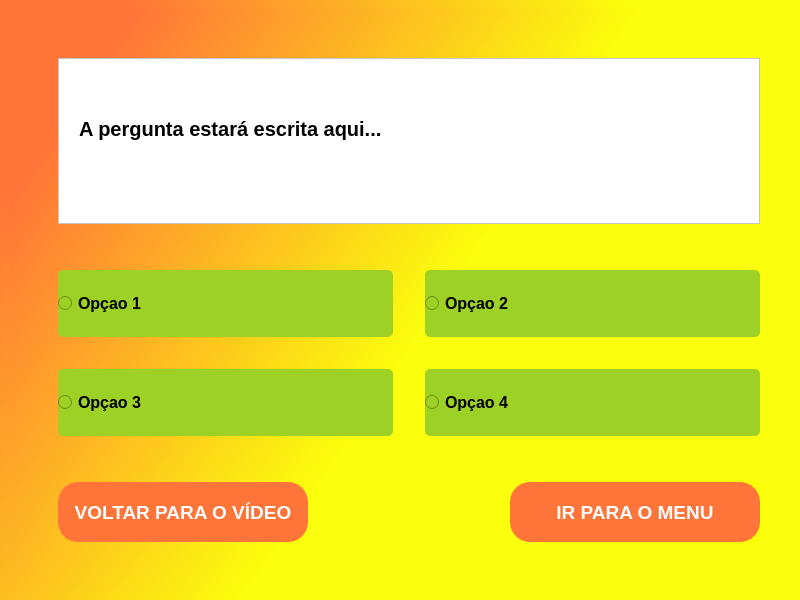
This is 5.Modulados/Modulados/mainwindow.ui in IsadoraVanco/Gamellito as Qt 5 draws it before an edit. The edited form follows.
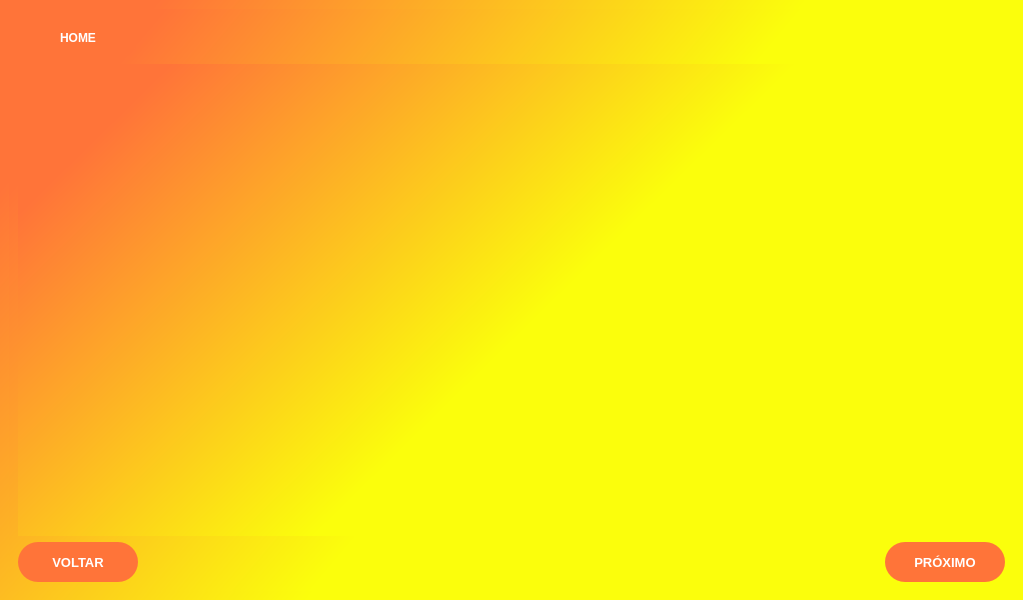
This is the edited form. The open tabs and pages were chosen to show the change.

What changed in the file:
```diff
--- a/5.Modulados/Modulados/mainwindow.ui
+++ b/5.Modulados/Modulados/mainwindow.ui
@@ -3,13 +3,21 @@
  <class>MainWindow</class>
  <widget class="QMainWindow" name="MainWindow">
   <property name="geometry">
+
    <rect>
+
     <x>0</x>
+
     <y>0</y>
-    <width>800</width>
+
+    <width>1023</width>
+
     <height>600</height>
+
    </rect>
+
   </property>
+
   <property name="sizePolicy">
    <sizepolicy hsizetype="Expanding" vsizetype="Preferred">
     <horstretch>0</horstretch>
@@ -35,12 +43,26 @@
    <layout class="QGridLayout" name="gridLayout">
     <item row="0" column="0">
      <widget class="QStackedWidget" name="stackedWidget">
+
+      <property name="enabled">
+
+       <bool>true</bool>
+
+      </property>
+
       <property name="minimumSize">
        <size>
         <width>800</width>
         <height>500</height>
        </size>
       </property>
+
+      <property name="styleSheet">
+
+       <string notr="true">margin: 0;</string>
+
+      </property>
+
       <property name="currentIndex">
        <number>3</number>
       </property>
@@ -1052,598 +1074,372 @@
        </layout>
       </widget>
       <widget class="QWidget" name="questionario">
-       <layout class="QGridLayout" name="gridLayout_6">
-        <item row="2" column="2">
-         <spacer name="verticalSpacer_2">
-          <property name="orientation">
-           <enum>Qt::Vertical</enum>
-          </property>
-          <property name="sizeType">
-           <enum>QSizePolicy::Minimum</enum>
-          </property>
-          <property name="sizeHint" stdset="0">
-           <size>
-            <width>20</width>
-            <height>40</height>
-           </size>
-          </property>
-         </spacer>
-        </item>
-        <item row="5" column="2">
-         <widget class="QPushButton" name="pushButton_voltar_video">
-          <property name="sizePolicy">
-           <sizepolicy hsizetype="Expanding" vsizetype="MinimumExpanding">
-            <horstretch>0</horstretch>
-            <verstretch>0</verstretch>
-           </sizepolicy>
-          </property>
-          <property name="minimumSize">
-           <size>
-            <width>250</width>
-            <height>60</height>
-           </size>
-          </property>
-          <property name="maximumSize">
-           <size>
-            <width>250</width>
-            <height>60</height>
-           </size>
-          </property>
-          <property name="font">
-           <font>
-            <pointsize>14</pointsize>
-            <weight>75</weight>
-            <bold>true</bold>
-           </font>
-          </property>
-          <property name="cursor">
-           <cursorShape>PointingHandCursor</cursorShape>
-          </property>
-          <property name="styleSheet">
-           <string notr="true">QPushButton {
+
+       <layout class="QVBoxLayout" name="verticalLayout_3">
+
+        <item>
+
+         <layout class="QHBoxLayout" name="horizontalLayout_3">
+
+          <item>
+
+           <widget class="QPushButton" name="pushButton_pergunta_inicio">
+
+            <property name="minimumSize">
+
+             <size>
+
+              <width>120</width>
+
+              <height>40</height>
+
+             </size>
+
+            </property>
+
+            <property name="font">
+
+             <font>
+
+              <weight>75</weight>
+
+              <bold>true</bold>
+
+             </font>
+
+            </property>
+
+            <property name="styleSheet">
+
+             <string notr="true">QPushButton {
+
 	background-color: #FF7439;
+
 	border-radius: 20px;
+
 	border: none;
+
 	color: #fff;
+
 }
 
+
+
 QPushButton:hover {
 	background-color: #c8592d;
 }
 
+
+
 QPushButton:pressed {
 	background-color: #c8592d;
 }</string>
-          </property>
-          <property name="text">
-           <string>VOLTAR PARA O VÍDEO</string>
-          </property>
-         </widget>
+
+            </property>
+
+            <property name="text">
+
+             <string>HOME</string>
+
+            </property>
+
+           </widget>
+
+          </item>
+
+          <item>
+
+           <spacer name="horizontalSpacer">
+
+            <property name="orientation">
+
+             <enum>Qt::Horizontal</enum>
+
+            </property>
+
+            <property name="sizeHint" stdset="0">
+
+             <size>
+
+              <width>40</width>
+
+              <height>20</height>
+
+             </size>
+
+            </property>
+
+           </spacer>
+
+          </item>
+
+         </layout>
+
         </item>
-        <item row="4" column="2">
-         <spacer name="verticalSpacer">
-          <property name="orientation">
-           <enum>Qt::Vertical</enum>
-          </property>
-          <property name="sizeType">
-           <enum>QSizePolicy::Minimum</enum>
-          </property>
-          <property name="sizeHint" stdset="0">
-           <size>
-            <width>20</width>
-            <height>40</height>
-           </size>
-          </property>
-         </spacer>
-        </item>
-        <item row="0" column="2">
-         <spacer name="verticalSpacer_4">
-          <property name="orientation">
-           <enum>Qt::Vertical</enum>
-          </property>
-          <property name="sizeType">
-           <enum>QSizePolicy::Minimum</enum>
-          </property>
-          <property name="sizeHint" stdset="0">
-           <size>
-            <width>20</width>
-            <height>40</height>
-           </size>
-          </property>
-         </spacer>
-        </item>
-        <item row="5" column="4">
-         <widget class="QPushButton" name="pushButton_voltar_iniciar">
+
+        <item>
+
+         <widget class="QWidget" name="widget_perguntas" native="true">
+
           <property name="sizePolicy">
-           <sizepolicy hsizetype="Expanding" vsizetype="MinimumExpanding">
+
+           <sizepolicy hsizetype="Expanding" vsizetype="Expanding">
+
             <horstretch>0</horstretch>
+
             <verstretch>0</verstretch>
+
            </sizepolicy>
+
           </property>
+
           <property name="minimumSize">
+
            <size>
-            <width>250</width>
-            <height>60</height>
-           </size>
-          </property>
-          <property name="maximumSize">
-           <size>
-            <width>250</width>
-            <height>60</height>
-           </size>
-          </property>
-          <property name="font">
-           <font>
-            <pointsize>14</pointsize>
-            <weight>75</weight>
-            <bold>true</bold>
-           </font>
-          </property>
-          <property name="cursor">
-           <cursorShape>PointingHandCursor</cursorShape>
-          </property>
-          <property name="styleSheet">
-           <string notr="true">QPushButton {
-	background-color: #FF7439;
-	border-radius: 20px;
-	border: none;
-	color: #fff;
-}
 
-QPushButton:hover {
-	background-color: #c8592d;
-}
+            <width>550</width>
 
-QPushButton:pressed {
-	background-color: #c8592d;
-}</string>
+            <height>350</height>
+
+           </size>
+
           </property>
-          <property name="text">
-           <string>IR PARA O MENU</string>
-          </property>
+
          </widget>
+
         </item>
-        <item row="1" column="1">
-         <spacer name="horizontalSpacer">
-          <property name="orientation">
-           <enum>Qt::Horizontal</enum>
-          </property>
-          <property name="sizeType">
-           <enum>QSizePolicy::Minimum</enum>
-          </property>
-          <property name="sizeHint" stdset="0">
-           <size>
-            <width>40</width>
-            <height>20</height>
-           </size>
-          </property>
-         </spacer>
-        </item>
-        <item row="6" column="2">
-         <spacer name="verticalSpacer_3">
-          <property name="orientation">
-           <enum>Qt::Vertical</enum>
-          </property>
-          <property name="sizeType">
-           <enum>QSizePolicy::Minimum</enum>
-          </property>
-          <property name="sizeHint" stdset="0">
-           <size>
-            <width>20</width>
-            <height>40</height>
-           </size>
-          </property>
-         </spacer>
-        </item>
-        <item row="3" column="2" colspan="3">
-         <layout class="QGridLayout" name="gridLayout_5">
-          <property name="spacing">
-           <number>2</number>
-          </property>
-          <item row="0" column="2">
-           <widget class="QRadioButton" name="radioButton_opcao2">
+
+        <item>
+
+         <layout class="QHBoxLayout" name="horizontalLayout_4">
+
+          <item>
+
+           <widget class="QPushButton" name="pushButton_voltar_pergunta">
+
             <property name="sizePolicy">
-             <sizepolicy hsizetype="Expanding" vsizetype="Expanding">
+
+             <sizepolicy hsizetype="Fixed" vsizetype="Fixed">
+
               <horstretch>0</horstretch>
+
               <verstretch>0</verstretch>
+
              </sizepolicy>
+
             </property>
+
             <property name="minimumSize">
+
              <size>
-              <width>250</width>
-              <height>60</height>
+
+              <width>120</width>
+
+              <height>40</height>
+
              </size>
+
             </property>
-            <property name="baseSize">
+
+            <property name="maximumSize">
+
              <size>
-              <width>10</width>
-              <height>0</height>
+
+              <width>120</width>
+
+              <height>40</height>
+
              </size>
+
             </property>
+
             <property name="font">
+
              <font>
-              <pointsize>12</pointsize>
+
+              <pointsize>10</pointsize>
+
               <weight>75</weight>
+
               <bold>true</bold>
+
              </font>
+
             </property>
+
             <property name="cursor">
              <cursorShape>PointingHandCursor</cursorShape>
             </property>
-            <property name="tabletTracking">
-             <bool>true</bool>
-            </property>
-            <property name="focusPolicy">
-             <enum>Qt::TabFocus</enum>
-            </property>
-            <property name="acceptDrops">
-             <bool>true</bool>
-            </property>
-            <property name="layoutDirection">
-             <enum>Qt::LeftToRight</enum>
-            </property>
-            <property name="autoFillBackground">
-             <bool>false</bool>
-            </property>
+
             <property name="styleSheet">
-             <string notr="true">background-color: #9ED125;
-border-radius: 5px;</string>
+
+             <string notr="true">QPushButton {
+
+	background-color: #FF7439;
+
+	border-radius: 20px;
+
+	border: none;
+
+	color: #fff;
+
+}
+
+
+
+QPushButton:hover {
+
+	background-color: #c8592d;
+
+}
+
+
+
+QPushButton:pressed {
+
+	background-color: #c8592d;
+
+}</string>
+
             </property>
-            <property name="inputMethodHints">
-             <set>Qt::ImhNone</set>
-            </property>
+
             <property name="text">
-             <string>Opçao 2</string>
+
+             <string>VOLTAR</string>
+
             </property>
-            <property name="iconSize">
-             <size>
-              <width>40</width>
-              <height>40</height>
-             </size>
-            </property>
-            <property name="checkable">
-             <bool>true</bool>
-            </property>
+
            </widget>
+
           </item>
-          <item row="2" column="1">
-           <spacer name="horizontalSpacer_4">
+
+          <item>
+
+           <spacer name="horizontalSpacer_3">
+
             <property name="orientation">
              <enum>Qt::Horizontal</enum>
             </property>
-            <property name="sizeType">
-             <enum>QSizePolicy::Preferred</enum>
-            </property>
+
             <property name="sizeHint" stdset="0">
              <size>
-              <width>30</width>
-              <height>5</height>
+
+              <width>40</width>
+
+              <height>20</height>
+
              </size>
             </property>
            </spacer>
+
           </item>
-          <item row="2" column="0">
-           <widget class="QRadioButton" name="radioButton_opcao3">
+
+          <item>
+
+           <widget class="QPushButton" name="pushButton_proximo_pergunta">
+
             <property name="sizePolicy">
-             <sizepolicy hsizetype="Expanding" vsizetype="Expanding">
+
+             <sizepolicy hsizetype="Fixed" vsizetype="Fixed">
+
               <horstretch>0</horstretch>
+
               <verstretch>0</verstretch>
+
              </sizepolicy>
+
             </property>
+
             <property name="minimumSize">
+
              <size>
-              <width>320</width>
-              <height>60</height>
-             </size>
-            </property>
-            <property name="baseSize">
-             <size>
-              <width>10</width>
-              <height>0</height>
-             </size>
-            </property>
-            <property name="font">
-             <font>
-              <pointsize>12</pointsize>
-              <weight>75</weight>
-              <bold>true</bold>
-             </font>
-            </property>
-            <property name="cursor">
-             <cursorShape>PointingHandCursor</cursorShape>
-            </property>
-            <property name="tabletTracking">
-             <bool>true</bool>
-            </property>
-            <property name="focusPolicy">
-             <enum>Qt::TabFocus</enum>
-            </property>
-            <property name="acceptDrops">
-             <bool>true</bool>
-            </property>
-            <property name="layoutDirection">
-             <enum>Qt::LeftToRight</enum>
-            </property>
-            <property name="autoFillBackground">
-             <bool>false</bool>
-            </property>
-            <property name="styleSheet">
-             <string notr="true">background-color: #9ED125;
-border-radius: 5px;</string>
-            </property>
-            <property name="inputMethodHints">
-             <set>Qt::ImhNone</set>
-            </property>
-            <property name="text">
-             <string>Opçao 3</string>
-            </property>
-            <property name="iconSize">
-             <size>
-              <width>40</width>
+
+              <width>120</width>
+
               <height>40</height>
+
              </size>
+
             </property>
-            <property name="checkable">
-             <bool>true</bool>
-            </property>
-           </widget>
-          </item>
-          <item row="2" column="2">
-           <widget class="QRadioButton" name="radioButton_opcao4">
-            <property name="sizePolicy">
-             <sizepolicy hsizetype="Preferred" vsizetype="Expanding">
-              <horstretch>0</horstretch>
-              <verstretch>0</verstretch>
-             </sizepolicy>
-            </property>
-            <property name="minimumSize">
+
+            <property name="maximumSize">
+
              <size>
-              <width>320</width>
-              <height>60</height>
-             </size>
-            </property>
-            <property name="baseSize">
-             <size>
-              <width>10</width>
-              <height>0</height>
-             </size>
-            </property>
-            <property name="font">
-             <font>
-              <pointsize>12</pointsize>
-              <weight>75</weight>
-              <bold>true</bold>
-             </font>
-            </property>
-            <property name="cursor">
-             <cursorShape>PointingHandCursor</cursorShape>
-            </property>
-            <property name="tabletTracking">
-             <bool>true</bool>
-            </property>
-            <property name="focusPolicy">
-             <enum>Qt::TabFocus</enum>
-            </property>
-            <property name="acceptDrops">
-             <bool>true</bool>
-            </property>
-            <property name="layoutDirection">
-             <enum>Qt::LeftToRight</enum>
-            </property>
-            <property name="autoFillBackground">
-             <bool>false</bool>
-            </property>
-            <property name="styleSheet">
-             <string notr="true">background-color: #9ED125;
-border-radius: 5px;</string>
-            </property>
-            <property name="inputMethodHints">
-             <set>Qt::ImhNone</set>
-            </property>
-            <property name="text">
-             <string>Opçao 4</string>
-            </property>
-            <property name="iconSize">
-             <size>
-              <width>40</width>
+
+              <width>120</width>
+
               <height>40</height>
+
              </size>
+
             </property>
-            <property name="checkable">
-             <bool>true</bool>
-            </property>
-           </widget>
-          </item>
-          <item row="0" column="0">
-           <widget class="QRadioButton" name="radioButton_opcao1">
-            <property name="sizePolicy">
-             <sizepolicy hsizetype="Expanding" vsizetype="Expanding">
-              <horstretch>0</horstretch>
-              <verstretch>0</verstretch>
-             </sizepolicy>
-            </property>
-            <property name="minimumSize">
-             <size>
-              <width>250</width>
-              <height>60</height>
-             </size>
-            </property>
-            <property name="baseSize">
-             <size>
-              <width>10</width>
-              <height>0</height>
-             </size>
-            </property>
+
             <property name="font">
+
              <font>
-              <pointsize>12</pointsize>
+
+              <pointsize>10</pointsize>
+
               <weight>75</weight>
+
               <bold>true</bold>
+
              </font>
+
             </property>
+
             <property name="cursor">
              <cursorShape>PointingHandCursor</cursorShape>
             </property>
-            <property name="tabletTracking">
-             <bool>true</bool>
-            </property>
-            <property name="focusPolicy">
-             <enum>Qt::TabFocus</enum>
-            </property>
-            <property name="acceptDrops">
-             <bool>true</bool>
-            </property>
-            <property name="layoutDirection">
-             <enum>Qt::LeftToRight</enum>
-            </property>
-            <property name="autoFillBackground">
-             <bool>false</bool>
-            </property>
+
             <property name="styleSheet">
-             <string notr="true">background-color: #9ED125;
-border-radius: 5px;</string>
+
+             <string notr="true">QPushButton {
+
+	background-color: #FF7439;
+
+	border-radius: 20px;
+
+	border: none;
+
+	color: #fff;
+
+}
+
+
+
+QPushButton:hover {
+
+	background-color: #c8592d;
+
+}
+
+
+
+QPushButton:pressed {
+
+	background-color: #c8592d;
+
+}</string>
+
             </property>
-            <property name="inputMethodHints">
-             <set>Qt::ImhNone</set>
-            </property>
+
             <property name="text">
-             <string>Opçao 1</string>
+
+             <string>PRÓXIMO</string>
+
             </property>
-            <property name="iconSize">
-             <size>
-              <width>40</width>
-              <height>40</height>
-             </size>
-            </property>
-            <property name="checkable">
-             <bool>true</bool>
-            </property>
+
            </widget>
+
           </item>
-          <item row="1" column="0">
-           <spacer name="verticalSpacer_5">
-            <property name="orientation">
-             <enum>Qt::Vertical</enum>
-            </property>
-            <property name="sizeType">
-             <enum>QSizePolicy::Preferred</enum>
-            </property>
-            <property name="sizeHint" stdset="0">
-             <size>
-              <width>5</width>
-              <height>30</height>
-             </size>
-            </property>
-           </spacer>
-          </item>
+
          </layout>
+
         </item>
-        <item row="5" column="5">
-         <spacer name="horizontalSpacer_2">
-          <property name="orientation">
-           <enum>Qt::Horizontal</enum>
-          </property>
-          <property name="sizeType">
-           <enum>QSizePolicy::Minimum</enum>
-          </property>
-          <property name="sizeHint" stdset="0">
-           <size>
-            <width>40</width>
-            <height>20</height>
-           </size>
-          </property>
-         </spacer>
-        </item>
-        <item row="5" column="3">
-         <spacer name="horizontalSpacer_3">
-          <property name="orientation">
-           <enum>Qt::Horizontal</enum>
-          </property>
-          <property name="sizeHint" stdset="0">
-           <size>
-            <width>40</width>
-            <height>20</height>
-           </size>
-          </property>
-         </spacer>
-        </item>
-        <item row="1" column="2" colspan="3">
-         <widget class="QScrollArea" name="scrollArea_2">
-          <property name="styleSheet">
-           <string notr="true">background-color: #fff;</string>
-          </property>
-          <property name="widgetResizable">
-           <bool>true</bool>
-          </property>
-          <widget class="QWidget" name="scrollAreaWidgetContents_2">
-           <property name="geometry">
-            <rect>
-             <x>0</x>
-             <y>0</y>
-             <width>688</width>
-             <height>150</height>
-            </rect>
-           </property>
-           <widget class="QLabel" name="label_pergunta">
-            <property name="geometry">
-             <rect>
-              <x>20</x>
-              <y>0</y>
-              <width>1101</width>
-              <height>141</height>
-             </rect>
-            </property>
-            <property name="sizePolicy">
-             <sizepolicy hsizetype="Expanding" vsizetype="Expanding">
-              <horstretch>0</horstretch>
-              <verstretch>0</verstretch>
-             </sizepolicy>
-            </property>
-            <property name="font">
-             <font>
-              <pointsize>15</pointsize>
-              <weight>75</weight>
-              <bold>true</bold>
-             </font>
-            </property>
-            <property name="layoutDirection">
-             <enum>Qt::LeftToRight</enum>
-            </property>
-            <property name="autoFillBackground">
-             <bool>false</bool>
-            </property>
-            <property name="styleSheet">
-             <string notr="true">background-color: none;</string>
-            </property>
-            <property name="frameShape">
-             <enum>QFrame::NoFrame</enum>
-            </property>
-            <property name="text">
-             <string>A pergunta estará escrita aqui... </string>
-            </property>
-            <property name="textFormat">
-             <enum>Qt::RichText</enum>
-            </property>
-            <property name="scaledContents">
-             <bool>true</bool>
-            </property>
-            <property name="alignment">
-             <set>Qt::AlignJustify|Qt::AlignVCenter</set>
-            </property>
-            <property name="wordWrap">
-             <bool>true</bool>
-            </property>
-            <property name="margin">
-             <number>10</number>
-            </property>
-            <property name="indent">
-             <number>2</number>
-            </property>
-           </widget>
-          </widget>
-         </widget>
-        </item>
+
        </layout>
+
       </widget>
      </widget>
     </item>
```
Left out of the diff: 2222 changed lines with no effect on the pictures.
